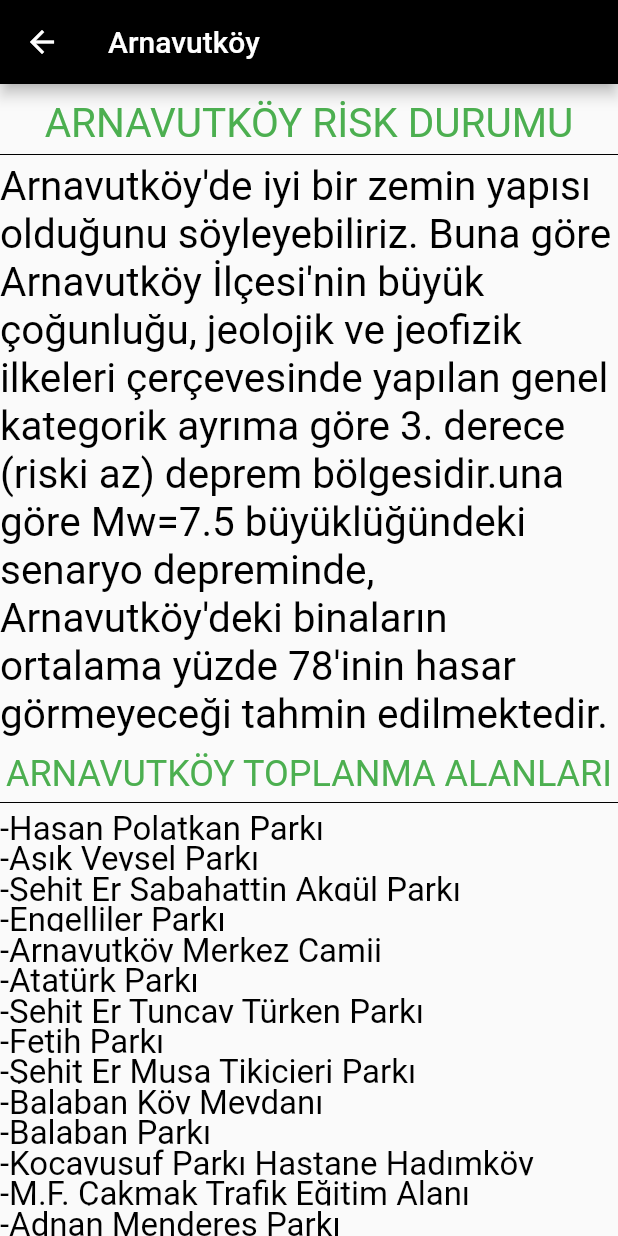
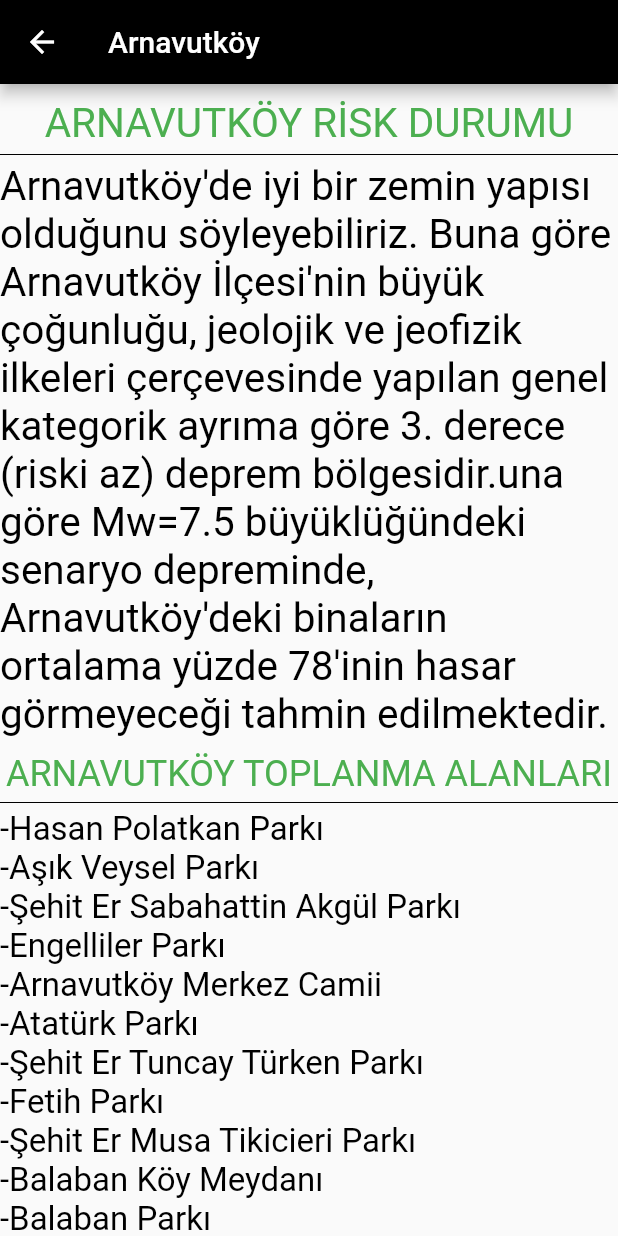
Before and after one commit to burak2209/Risk-Istanbul, a Flutter app: the Arnavutkoy screen opened directly, on a phone screen of 412 x 824 dp. Run offline on Flutter 3.47's test engine with Material 2 defaults, Android fonts, the light colour scheme and no system bars.

Commit message:
Risk İstanbul Project  -mainden sonraki 3 sayfayı expanded yaptım  -arnavutköye sığdırma yapıldı ve expanded düzenlendi  -beylikdüzü ve şişli eklendi 2 ilçe yoktu bilgileri girildi.Sola yaslandı ikiside  -arnavutköyde sola yaslama yapıldı ilk başta tüm textleri aligne sar diyince chatgpt ye otomatik olarak yaslıyor  -arnavutköy sıkışma problemini scroll ekleyerek çözdüm

```diff
--- a/lib/Adalar.dart
+++ b/lib/Adalar.dart
@@ -28,7 +28,8 @@ class _AdalarState extends State<Adalar> {
         title: Text("Adalar"),
         backgroundColor: Colors.black,
       ),
-      body: Center(
+      body: SingleChildScrollView(
+        child: Center(
           child: Column(
             children: <Widget>[
               Text(
@@ -106,7 +107,7 @@ class _AdalarState extends State<Adalar> {
                 ),
               ),
               Text(
-              "-KINALIADA",
+                "KINALIADA",
                 style: TextStyle(
                   fontSize: 18,
                   color: Colors.orange,
@@ -122,6 +123,7 @@ class _AdalarState extends State<Adalar> {
             ],
           ),
         ),
+      ),
     );
   }
 }
--- a/lib/Arnavutkoy.dart
+++ b/lib/Arnavutkoy.dart
@@ -15,7 +15,8 @@ class _ArnavutkoyState extends State<Arnavutkoy> {
         title: Text("Arnavutköy"),
         backgroundColor: Colors.black,
       ),
-      body: Center(
+      body: SingleChildScrollView(
+        child: Center(
           child: Column(
             children: <Widget>[
               SizedBox(
@@ -53,8 +54,7 @@ class _ArnavutkoyState extends State<Arnavutkoy> {
                 height: 10,
                 color: Colors.black,
               ),
-            Expanded(
-              child: Align(
+              Align(
                 alignment: Alignment.centerLeft,
                 child: Text(
                   "-Hasan Polatkan Parkı",
@@ -64,9 +64,7 @@ class _ArnavutkoyState extends State<Arnavutkoy> {
                   ),
                 ),
               ),
-            ),
-            Expanded(
-              child: Align(
+              Align(
                 alignment: Alignment.centerLeft,
                 child: Text(
                   "-Aşık Veysel Parkı",
@@ -76,9 +74,7 @@ class _ArnavutkoyState extends State<Arnavutkoy> {
                   ),
                 ),
               ),
-            ),
-            Expanded(
-              child: Align(
+              Align(
                 alignment: Alignment.centerLeft,
                 child: Text(
                   "-Şehit Er Sabahattin Akgül Parkı",
@@ -88,9 +84,7 @@ class _ArnavutkoyState extends State<Arnavutkoy> {
                   ),
                 ),
               ),
-            ),
-            Expanded(
-              child: Align(
+              Align(
                 alignment: Alignment.centerLeft,
                 child: Text(
                   "-Engelliler Parkı",
@@ -100,9 +94,7 @@ class _ArnavutkoyState extends State<Arnavutkoy> {
                   ),
                 ),
               ),
-            ),
-            Expanded(
-              child: Align(
+              Align(
                 alignment: Alignment.centerLeft,
                 child: Text(
                   "-Arnavutköy Merkez Camii",
@@ -112,9 +104,7 @@ class _ArnavutkoyState extends State<Arnavutkoy> {
                   ),
                 ),
               ),
-            ),
-            Expanded(
-              child: Align(
+              Align(
                 alignment: Alignment.centerLeft,
                 child: Text(
                   "-Atatürk Parkı",
@@ -124,9 +114,7 @@ class _ArnavutkoyState extends State<Arnavutkoy> {
                   ),
                 ),
               ),
-            ),
-            Expanded(
-              child: Align(
+              Align(
                 alignment: Alignment.centerLeft,
                 child: Text(
                   "-Şehit Er Tuncay Türken Parkı",
@@ -136,9 +124,7 @@ class _ArnavutkoyState extends State<Arnavutkoy> {
                   ),
                 ),
               ),
-            ),
-            Expanded(
-              child: Align(
+              Align(
                 alignment: Alignment.centerLeft,
                 child: Text(
                   "-Fetih Parkı",
@@ -148,9 +134,7 @@ class _ArnavutkoyState extends State<Arnavutkoy> {
                   ),
                 ),
               ),
-            ),
-            Expanded(
-              child: Align(
+              Align(
                 alignment: Alignment.centerLeft,
                 child: Text(
                   "-Şehit Er Musa Tikicieri Parkı",
@@ -160,9 +144,7 @@ class _ArnavutkoyState extends State<Arnavutkoy> {
                   ),
                 ),
               ),
-            ),
-            Expanded(
-              child: Align(
+              Align(
                 alignment: Alignment.centerLeft,
                 child: Text(
                   "-Balaban Köy Meydanı",
@@ -172,9 +154,7 @@ class _ArnavutkoyState extends State<Arnavutkoy> {
                   ),
                 ),
               ),
-            ),
-            Expanded(
-              child: Align(
+              Align(
                 alignment: Alignment.centerLeft,
                 child: Text(
                   "-Balaban Parkı",
@@ -184,9 +164,7 @@ class _ArnavutkoyState extends State<Arnavutkoy> {
                   ),
                 ),
               ),
-            ),
-            Expanded(
-              child: Align(
+              Align(
                 alignment: Alignment.centerLeft,
                 child: Text(
                   "-Kocayusuf Parkı Hastane Hadımköy",
@@ -196,9 +174,7 @@ class _ArnavutkoyState extends State<Arnavutkoy> {
                   ),
                 ),
               ),
-            ),
-            Expanded(
-              child: Align(
+              Align(
                 alignment: Alignment.centerLeft,
                 child: Text(
                   "-M.F. Çakmak Trafik Eğitim Alanı",
@@ -208,9 +184,7 @@ class _ArnavutkoyState extends State<Arnavutkoy> {
                   ),
                 ),
               ),
-            ),
-            Expanded(
-              child: Align(
+              Align(
                 alignment: Alignment.centerLeft,
                 child: Text(
                   "-Adnan Menderes Parkı",
@@ -220,8 +194,8 @@ class _ArnavutkoyState extends State<Arnavutkoy> {
                   ),
                 ),
               ),
+            ],
           ),
-          ],
         ),
       ),
     );
--- a/lib/Beylikduzu.dart
+++ b/lib/Beylikduzu.dart
@@ -26,7 +26,7 @@ class _BeylikduzuState extends State<Beylikduzu> {
               "BEYLİKDÜZÜ RİSK DURUMU",
               style: TextStyle(
                 fontSize: 27,
-                color: Colors.green,
+                color: Colors.red,
               ),
             ),
             Divider(
@@ -47,7 +47,7 @@ class _BeylikduzuState extends State<Beylikduzu> {
               "BEYLİKDÜZÜ TOPLANMA ALANLARI",
               style: TextStyle(
                 fontSize: 24,
-                color: Colors.green,
+                color: Colors.red,
               ),
             ),
             Divider(
```
Lines whose indentation alone changed are shown as unchanged.
